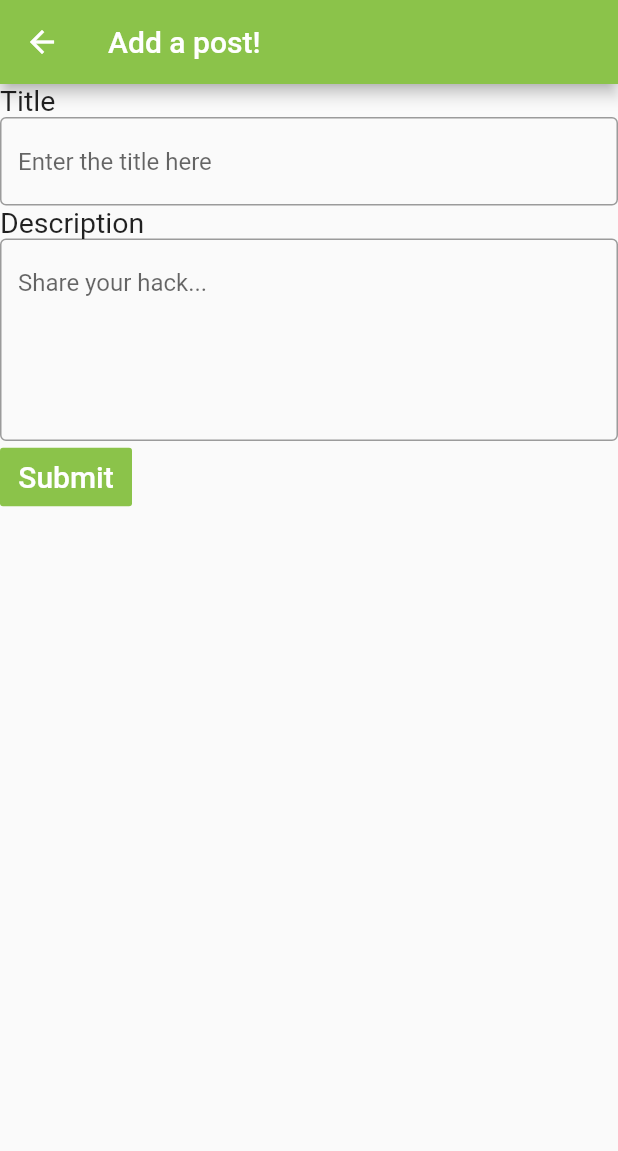
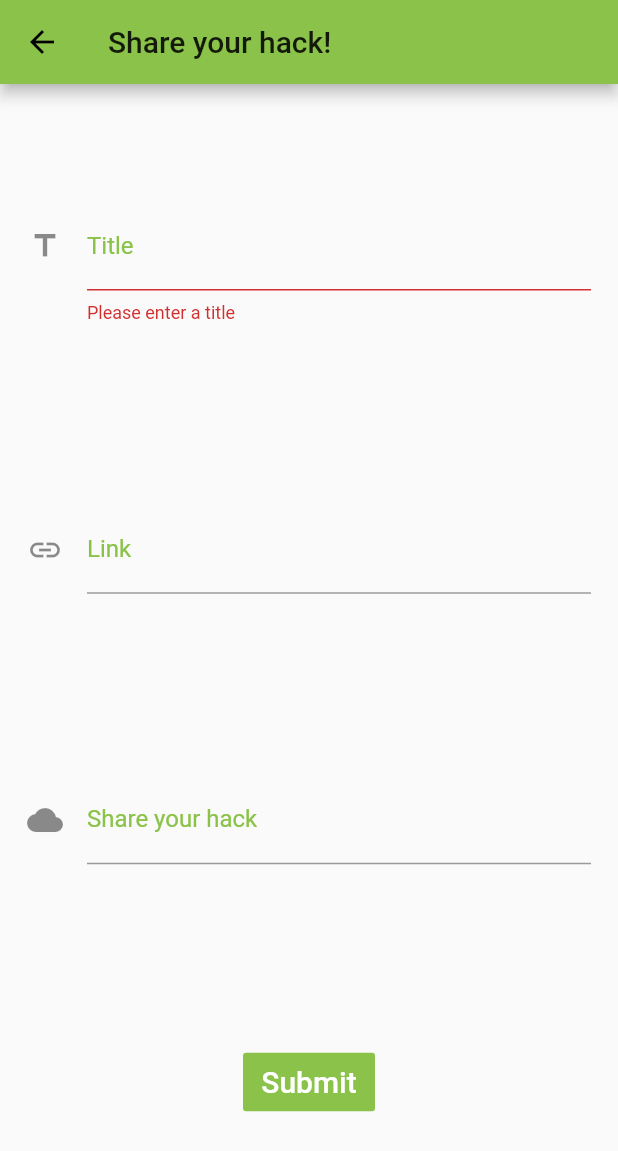
Before and after one commit to radiantly/HackyBirthdayMLH, a Flutter app: the screen it shows after launch, after a tap on the "add" icon, on a phone screen of 412 x 824 dp. Shown: the top 1151 px of the screen. Run offline on Flutter 3.47's test engine with Material 2 defaults, Android fonts, the phone set to English and light mode, and no system bars; our stand-ins replace google_maps_flutter.

Commit message:
Make the "Share your hack" page look a bit better
Doesn't look too good though. Respect for those UI designers out there.

```diff
--- a/lib/form.dart
+++ b/lib/form.dart
@@ -22,29 +22,39 @@ class _ShareFormState extends State<ShareForm> {
   @override
   Widget build(BuildContext context) {
     return Form(
+        autovalidate: true,
+        child: Center(
+            child: Padding(
+                padding: EdgeInsets.all(18.0),
                 child: Column(
-      mainAxisAlignment: MainAxisAlignment.start,
-      crossAxisAlignment: CrossAxisAlignment.start,
+                  mainAxisAlignment: MainAxisAlignment.spaceAround,
                   children: <Widget>[
-        Text(
-          'Title',
-          style: TextStyle(fontSize: 19),
-          textAlign: TextAlign.left,
+                    TextFormField(
+                      decoration: InputDecoration(
+                          icon: Icon(Icons.title),
+                          hintText: 'Enter the title here',
+                          labelText: 'Title'),
+                      validator: (value) {
+                        return value.isEmpty ? 'Please enter a title' : null;
+                      },
                     ),
-        TextField(
+                    TextFormField(
                       decoration: InputDecoration(
-              border: OutlineInputBorder(), hintText: 'Enter the title here'),
+                          icon: Icon(Icons.link),
+                          hintText: 'Share a link (optional)',
+                          labelText: 'Link'),
+                      validator: null,
                     ),
-        Text(
-          'Description',
-          style: TextStyle(fontSize: 19),
-          textAlign: TextAlign.left,
-        ),
-        TextField(
-          minLines: 5,
+                    TextFormField(
+                      minLines: 1,
                       maxLines: 10,
                       decoration: InputDecoration(
-              border: OutlineInputBorder(), hintText: 'Share your hack...'),
+                          icon: Icon(
+                            Icons.cloud,
+                          ),
+                          hintText: 'Share your hack...',
+                          labelText: 'Share your hack'),
+                      validator: null,
                     ),
                     FlatButton(
                       color: Colors.lightGreen,
@@ -62,6 +72,6 @@ class _ShareFormState extends State<ShareForm> {
                       ),
                     )
                   ],
-    ));
+                ))));
   }
 }
--- a/lib/main.dart
+++ b/lib/main.dart
@@ -25,6 +25,12 @@ class _MyAppState extends State<MyApp> {
   @override
   Widget build(BuildContext context) {
     return MaterialApp(
+      theme: ThemeData(
+          primaryColor: Colors.lightGreen,
+          inputDecorationTheme: const InputDecorationTheme(
+            labelStyle: TextStyle(color: Colors.lightGreen),
+            hintStyle: TextStyle(color: Colors.grey),
+          )),
       home: Builder(
           builder: (context) => Scaffold(
                 appBar: AppBar(
@@ -54,7 +60,7 @@ class SharePostButton extends StatelessWidget {
           .push(MaterialPageRoute(builder: (BuildContext context) {
         return Scaffold(
             appBar: AppBar(
-              title: Text("Add a post!"),
+              title: Text("Share your hack!"),
               backgroundColor: Colors.lightGreen,
             ),
             body: Container(child: ShareForm()));
```
Lines whose indentation alone changed are shown as unchanged.
